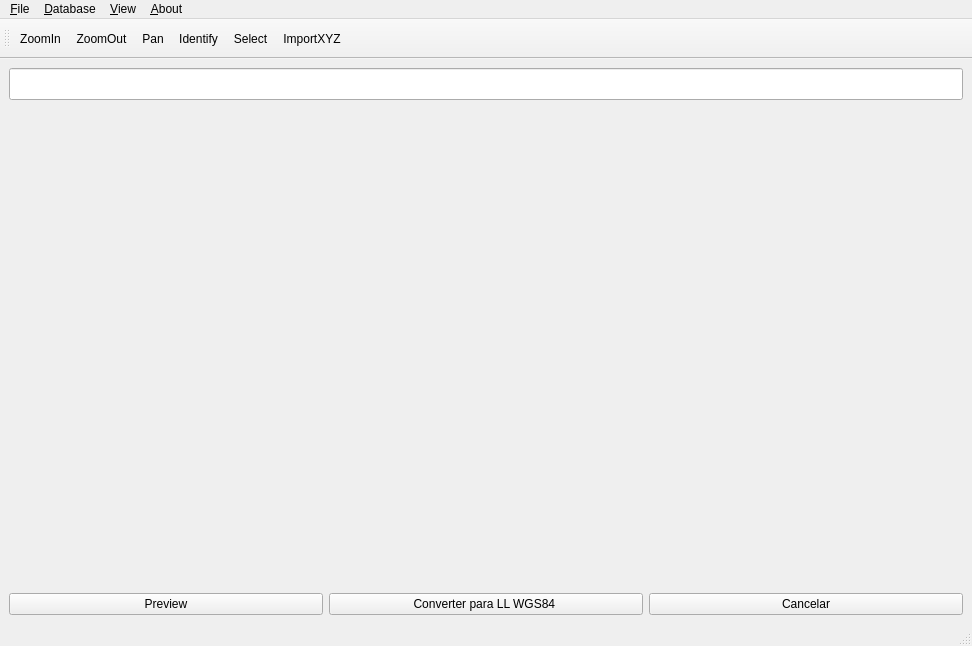
Old version of the form main_window.ui in the repository jubasky/Bathy_SDB.
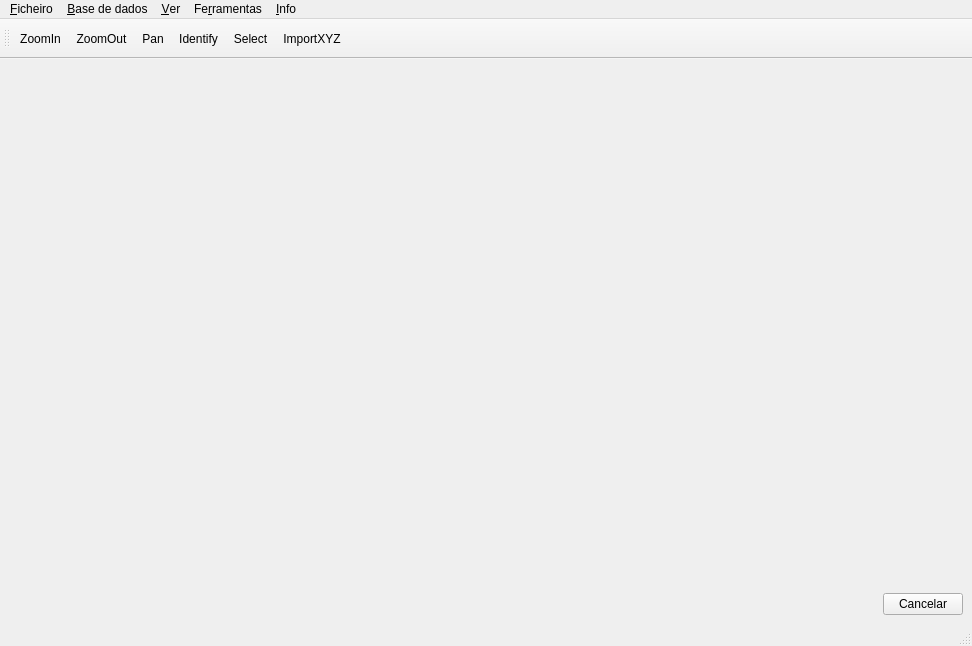
New version of the form. Icons and pictures are not drawn. Custom widgets are drawn as their Qt base class.

What changed in the file:
```diff
--- a/main_window.ui
+++ b/main_window.ui
@@ -17,16 +17,6 @@
    <layout class="QVBoxLayout" name="verticalLayout_2">
     <item>
      <layout class="QVBoxLayout" name="verticalLayout">
-      <item>
-       <widget class="QLineEdit" name="lineEdit_MapInfo">
-        <property name="minimumSize">
-         <size>
-          <width>0</width>
-          <height>32</height>
-         </size>
-        </property>
-       </widget>
-      </item>
       <item>
        <widget class="QSplitter" name="splitter">
         <property name="orientation">
@@ -63,7 +53,7 @@
          <widget class="QWidget" name="widget_2" native="true">
           <property name="geometry">
            <rect>
-            <x>20</x>
+            <x>10</x>
             <y>10</y>
             <width>211</width>
             <height>221</height>
@@ -76,24 +66,29 @@
       <item>
        <layout class="QHBoxLayout" name="horizontalLayout">
         <item>
-         <widget class="QPushButton" name="pushButton_preview">
-          <property name="text">
-           <string>Preview</string>
+         <spacer name="horizontalSpacer">
+          <property name="orientation">
+           <enum>Qt::Horizontal</enum>
           </property>
-         </widget>
-        </item>
-        <item>
-         <widget class="QPushButton" name="pushButton_converte">
-          <property name="text">
-           <string>Converter para LL WGS84 </string>
+          <property name="sizeHint" stdset="0">
+           <size>
+            <width>40</width>
+            <height>20</height>
+           </size>
           </property>
-         </widget>
+         </spacer>
         </item>
         <item>
          <widget class="QPushButton" name="pushButton_cancel">
           <property name="enabled">
            <bool>true</bool>
           </property>
+          <property name="maximumSize">
+           <size>
+            <width>200</width>
+            <height>16777215</height>
+           </size>
+          </property>
           <property name="text">
            <string>Cancelar</string>
           </property>
@@ -116,7 +111,7 @@
    </property>
    <widget class="QMenu" name="menuFile">
     <property name="title">
-     <string>&amp;File</string>
+     <string>&amp;Ficheiro</string>
     </property>
     <addaction name="actionImportXYZ"/>
     <addaction name="actionConfig"/>
@@ -124,27 +119,36 @@
    </widget>
    <widget class="QMenu" name="menuView">
     <property name="title">
-     <string>&amp;View</string>
+     <string>&amp;Ver</string>
     </property>
     <addaction name="action_GeoSearch"/>
     <addaction name="actionDataSearch"/>
    </widget>
    <widget class="QMenu" name="menuAbout">
     <property name="title">
-     <string>&amp;About</string>
+     <string>&amp;Info</string>
     </property>
    </widget>
    <widget class="QMenu" name="menuDatabase">
     <property name="title">
-     <string>&amp;Database</string>
+     <string>&amp;Base de dados</string>
     </property>
     <addaction name="actionConnect"/>
     <addaction name="actionNew"/>
     <addaction name="actionEdit"/>
    </widget>
+   <widget class="QMenu" name="menuTools">
+    <property name="title">
+     <string>Fe&amp;rramentas</string>
+    </property>
+    <addaction name="actionExport_Metadata"/>
+    <addaction name="actionCorrigir_Metadata"/>
+    <addaction name="actionExtrairXYZ"/>
+   </widget>
    <addaction name="menuFile"/>
    <addaction name="menuDatabase"/>
    <addaction name="menuView"/>
+   <addaction name="menuTools"/>
    <addaction name="menuAbout"/>
   </widget>
   <widget class="QStatusBar" name="statusbar"/>
```
Left out of the diff: 28 changed lines with no effect on the pictures.
